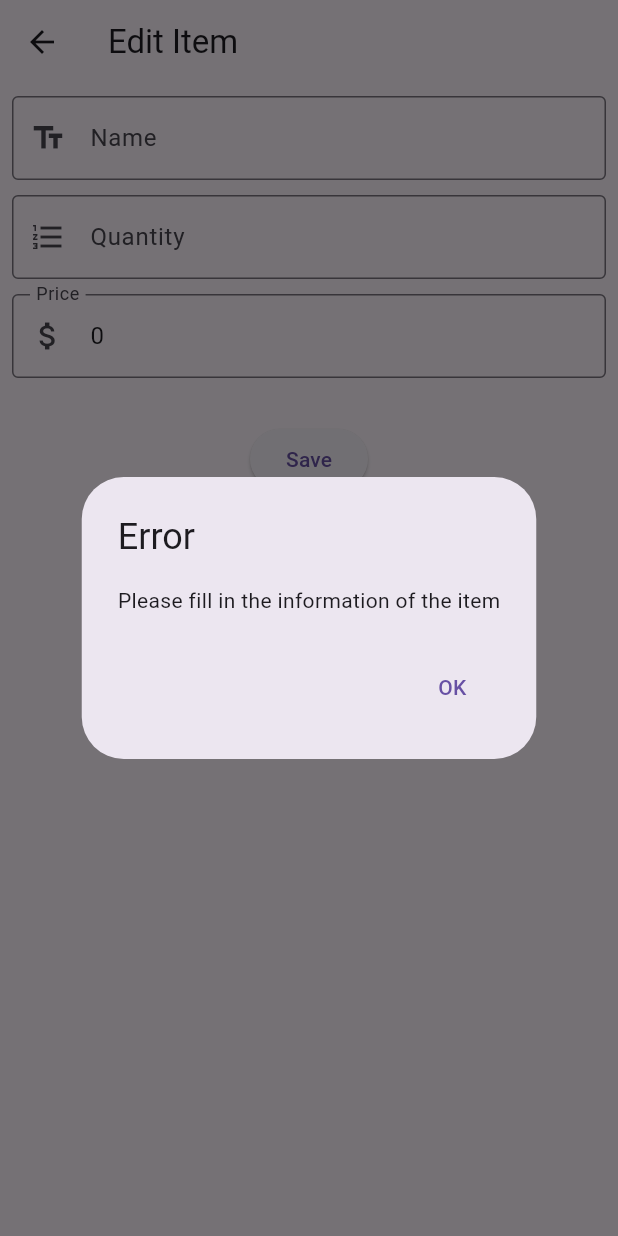
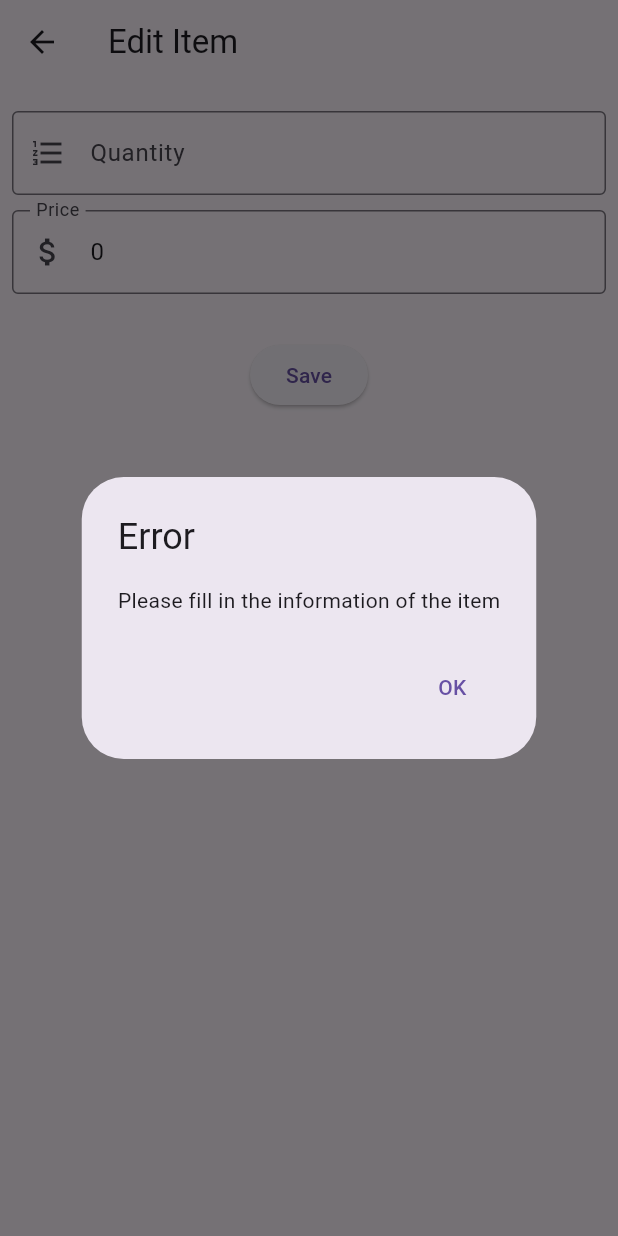
Before and after one commit to HarleyGotardo/SquareMind, a Flutter app: the EditItemPage screen opened directly with empty values, after a tap on "Save", on a phone screen of 412 x 824 dp. Run offline on Flutter 3.47's test engine with Material 3 defaults, Android fonts, the phone set to English and light mode, and no system bars; our stand-ins replace shared_preferences, sqflite; accounts and stored records are empty.

```diff
--- a/lib/main.dart
+++ b/lib/main.dart
@@ -1,12 +1,10 @@
 import 'package:android_mims_development/screens/login_screen.dart';
 import 'package:android_mims_development/screens/main_page.dart';
-import 'package:firebase_core/firebase_core.dart';
 import 'package:flutter/material.dart';
 import 'package:shared_preferences/shared_preferences.dart';
 
 void main() async {
   WidgetsFlutterBinding.ensureInitialized();
-  await Firebase.initializeApp();
   SharedPreferences prefs = await SharedPreferences.getInstance();
   bool isLoggedIn = prefs.getBool('isLoggedIn') ?? false;
   String email = prefs.getString('email') ?? '';
--- a/lib/screens/edit_item.dart
+++ b/lib/screens/edit_item.dart
@@ -17,7 +17,7 @@ class EditItemPage extends StatefulWidget {
 }
 
 class _EditItemPageState extends State<EditItemPage> {
-  late TextEditingController nameController;
+  // late TextEditingController nameController;
   late TextEditingController quantityController;
   late TextEditingController priceController;
   ItemDatabaseHelper? db;
@@ -26,7 +26,7 @@ class _EditItemPageState extends State<EditItemPage> {
   void initState() {
     super.initState();
     db = ItemDatabaseHelper(userEmailOrNumber: widget.email);
-    nameController = TextEditingController(text: widget.item['itemName']);
+    // nameController = TextEditingController(text: widget.item['itemName']);
     quantityController =
         TextEditingController(text: widget.item['quantity'].toString());
     priceController =
@@ -43,14 +43,6 @@ class _EditItemPageState extends State<EditItemPage> {
         padding: const EdgeInsets.all(8.0),
         child: Column(
           children: <Widget>[
-            TextFormField(
-              controller: nameController,
-              decoration: const InputDecoration(
-                labelText: 'Name',
-                border: OutlineInputBorder(),
-                prefixIcon: Icon(Icons.text_fields),
-              ),
-            ),
             const SizedBox(height: 10),
             TextFormField(
               controller: quantityController,
@@ -104,8 +96,7 @@ class _EditItemPageState extends State<EditItemPage> {
               child: const Text('Save'),
               onPressed: () async {
                 // Check if any input field is empty
-                if (nameController.text.isEmpty ||
-                    quantityController.text.isEmpty ||
+                if (quantityController.text.isEmpty ||
                     priceController.text.isEmpty) {
                   showDialog(
                     context: context,
@@ -127,33 +118,9 @@ class _EditItemPageState extends State<EditItemPage> {
                   return; // Do not save if any field is empty
                 }
 
-                // Check if an item with the same name already exists
-                bool? doesItemExist = await db?.itemNameExists(nameController.text.trim());
-                if (doesItemExist ?? false) {
-                  showDialog(
-                    context: context,
-                    builder: (BuildContext context) {
-                      return AlertDialog(
-                        title: const Text('Error'),
-                        content: const Text('An item with this name already exists'),
-                        actions: <Widget>[
-                          TextButton(
-                            child: const Text('OK'),
-                            onPressed: () {
-                              Navigator.of(context).pop();
-                            },
-                          ),
-                        ],
-                      );
-                    },
-                  );
-                  return; // Do not save if item with same name exists
-                }
-
                 // Create a new map with the updated values
                 Map<String, dynamic> updatedItem = {
                   'id': widget.item['id'],
-                  'itemName': nameController.text,
                   'quantity': int.parse(quantityController.text),
                   'price': double.parse(priceController.text),
                 };
--- a/pubspec.yaml
+++ b/pubspec.yaml
@@ -10,9 +10,6 @@ environment:
 dependencies:
   flutter:
     sdk: flutter
-  firebase_core: ^2.31.0
-  firebase_database: ^10.5.5
-  firebase_auth: ^4.19.5
   shared_preferences: ^2.0.8
   cupertino_icons: ^1.0.2
   sqflite: ^2.3.2
```
Also changed, not shown: pubspec.lock, 6 other files.
